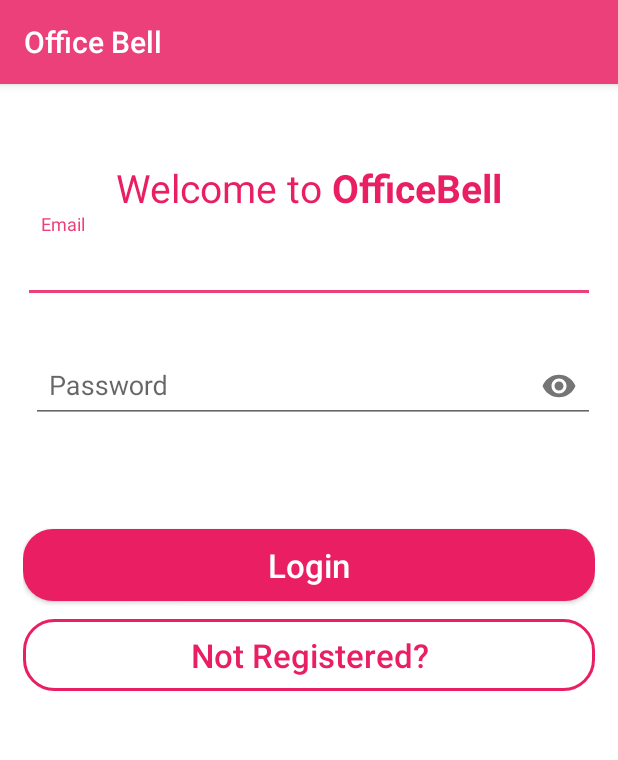
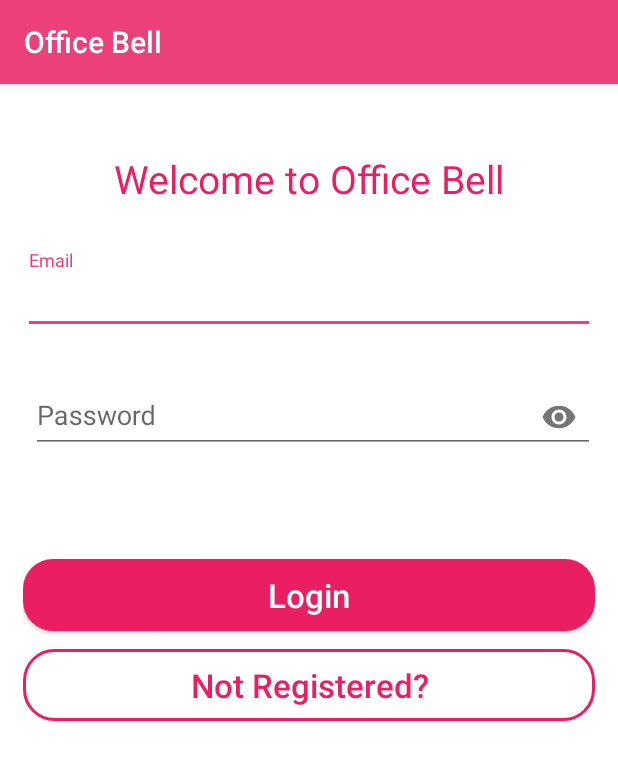
Before and after one commit to mani87/NotificationApp, an Android app: the screen it shows after launch (LoginActivity), on a phone screen of 412 x 824 dp. Shown: the top 760 px of the screen. Run offline under Robolectric (Android 15) with nearby library versions, the phone set to English and light mode, and no system bars; our stand-ins replace Firebase (no records; nobody signed in at launch, a user with empty details on screens opened directly).

Commit message:
Change font weight and align fields

```diff
--- a/app/src/main/res/layout/activity_login.xml
+++ b/app/src/main/res/layout/activity_login.xml
@@ -14,8 +14,9 @@
         android:layout_width="match_parent"
         android:layout_height="wrap_content"
         android:layout_alignParentTop="true"
-        android:layout_marginTop="51dp"
+        android:layout_marginTop="45dp"
         android:gravity="center"
+        android:layout_marginBottom="10dp"
         android:text="@string/welcome_line"
         android:textColor="@color/colorPrimaryDark"
         android:textSize="26sp" />
@@ -25,7 +26,8 @@
         android:layout_width="match_parent"
         android:layout_height="wrap_content"
         android:layout_below="@+id/heading_layout"
-        app:errorEnabled="true">
+        app:errorEnabled="true"
+        android:layout_marginTop="20dp">
 
         <android.support.design.widget.TextInputEditText
             android:id="@+id/et_user_email"
@@ -35,8 +37,7 @@
             android:layout_marginTop="18dp"
             android:ems="10"
             android:hint="Email"
-            android:inputType="textEmailAddress"
-            android:padding="12dp" />
+            android:inputType="textEmailAddress" />
 
     </android.support.design.widget.TextInputLayout>
 
@@ -60,8 +61,7 @@
             android:layout_marginTop="15dp"
             android:ems="10"
             android:hint="Password"
-            android:inputType="textPassword"
-            android:padding="12dp" />
+            android:inputType="textPassword" />
     </android.support.design.widget.TextInputLayout>
 
     <Button
--- a/app/src/main/res/values/strings.xml
+++ b/app/src/main/res/values/strings.xml
@@ -1,7 +1,7 @@
 <resources>
     <string name="app_name">Office Bell</string>
     <string name="default_notification_channel_id">NOTIFY</string>
-    <string name="welcome_line">Welcome to <b>OfficeBell</b></string>
+    <string name="welcome_line">Welcome to Office Bell</string>
     <string name="login">Login</string>
     <string name="register">Register</string>
     <string name="already_account">Already have account?</string>
--- a/build.gradle
+++ b/build.gradle
@@ -3,6 +3,7 @@
 buildscript {
     repositories {
         jcenter()
+        google()
     }
     dependencies {
         classpath 'com.android.tools.build:gradle:3.0.0'
```
